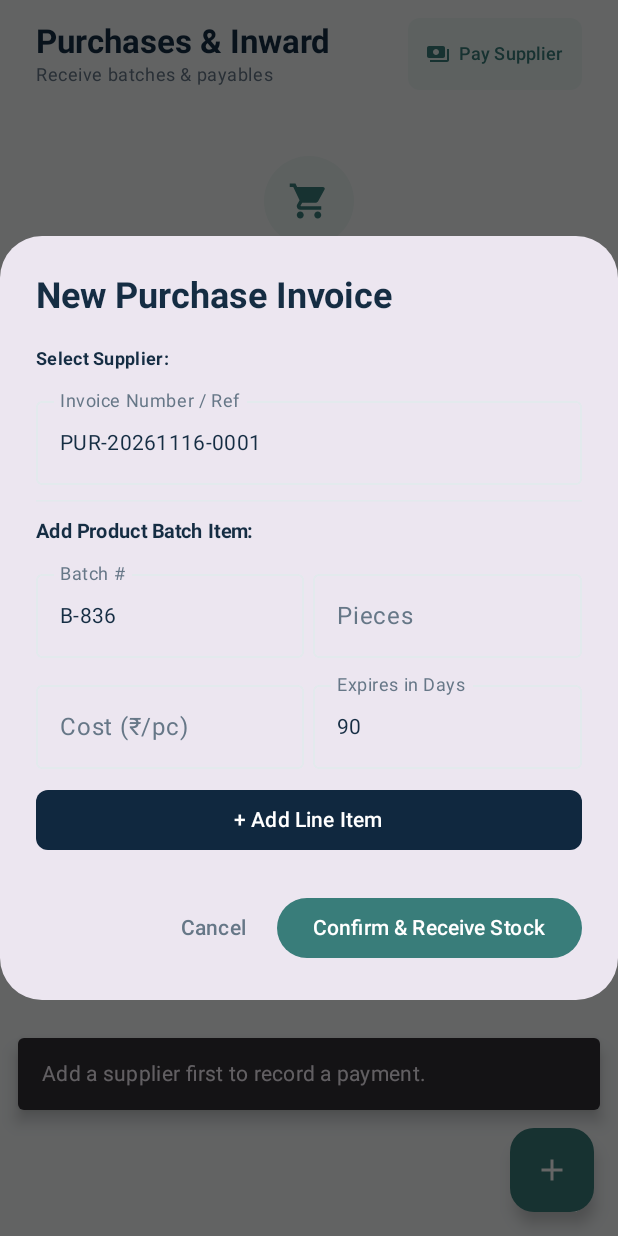
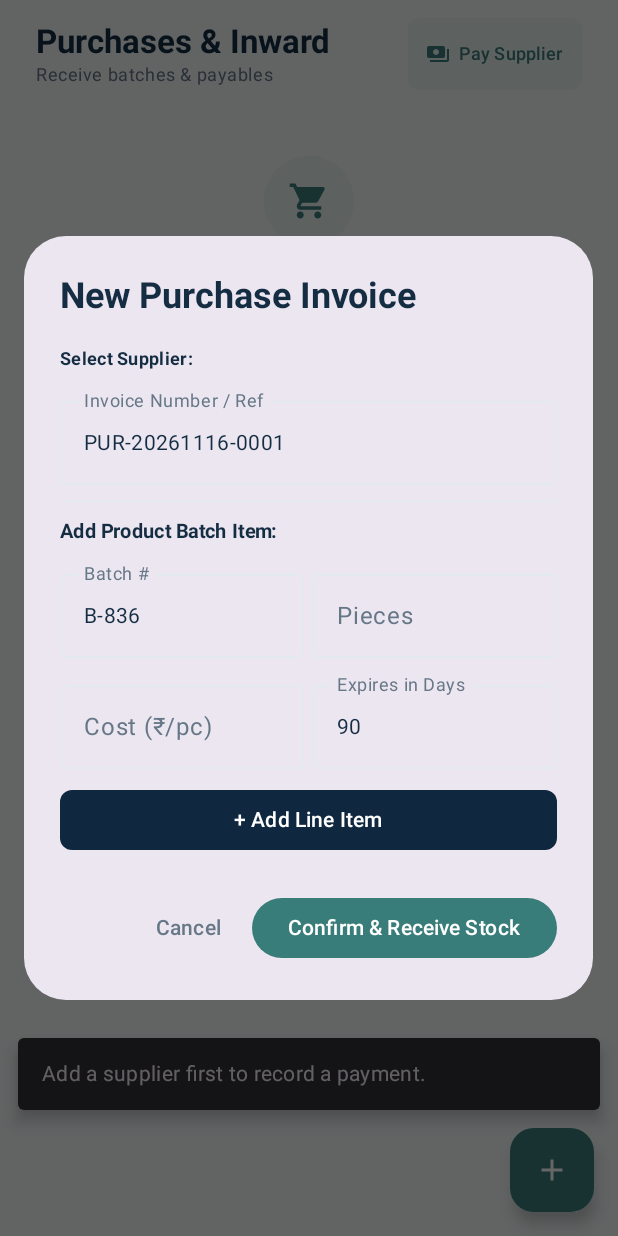
Before and after one commit to irfan-v-creator/Ice-Track-, an Android app built with Jetpack Compose: the composable PurchaseManagementScreen shown on its own in the app's theme, after a tap on "New Purchase", on a phone screen of 412 x 824 dp. Run offline under Robolectric (Android 15) with nearby library versions, the phone set to English and light mode, and no system bars; our stand-ins replace Room's generated code; 1 other tap on this screen came first.

Commit message:
refactor: adjust purchase dialog layout and fix test stability
- Update purchase dialog width and constraints for better responsiveness
- Apply minor test code cleanup and schema identity hash update

```diff
--- a/app/src/main/java/com/example/ui/screens/PurchaseManagementScreen.kt
+++ b/app/src/main/java/com/example/ui/screens/PurchaseManagementScreen.kt
@@ -18,6 +18,7 @@ import androidx.compose.foundation.layout.height
 import androidx.compose.foundation.layout.padding
 import androidx.compose.foundation.layout.size
 import androidx.compose.foundation.layout.width
+import androidx.compose.foundation.layout.widthIn
 import androidx.compose.foundation.lazy.LazyColumn
 import androidx.compose.foundation.lazy.items
 import androidx.compose.foundation.rememberScrollState
@@ -67,6 +68,7 @@ import androidx.compose.ui.platform.testTag
 import androidx.compose.ui.text.font.FontWeight
 import androidx.compose.ui.unit.dp
 import androidx.compose.ui.unit.sp
+import androidx.compose.ui.window.DialogProperties
 import com.example.domain.engine.CreditLimitAssessment
 import com.example.domain.engine.PaymentAllocationEngine
 import com.example.domain.engine.SubledgerCalculationEngine
@@ -530,6 +532,10 @@ fun CreatePurchaseInvoiceDialog(
 
   AlertDialog(
     onDismissRequest = onDismiss,
+    properties = DialogProperties(usePlatformDefaultWidth = false),
+    modifier = Modifier
+      .fillMaxWidth(0.92f)
+      .widthIn(max = 520.dp),
     title = {
       Text(text = "New Purchase Invoice", fontWeight = FontWeight.Bold, color = FigmaInk)
     },
```
Also changed, not shown: 3 other files.
